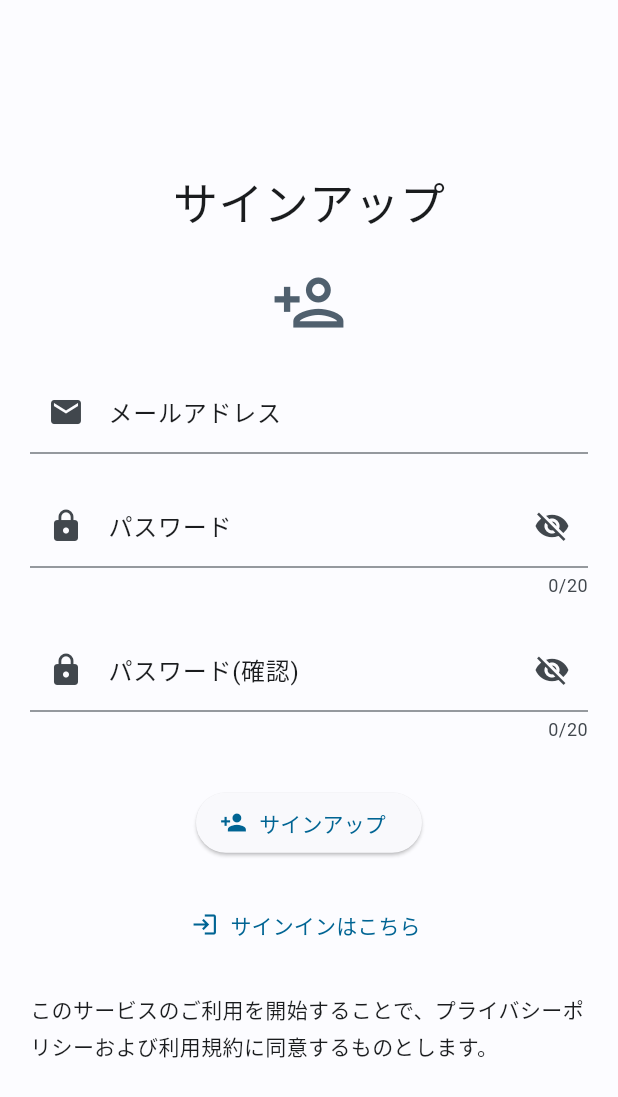
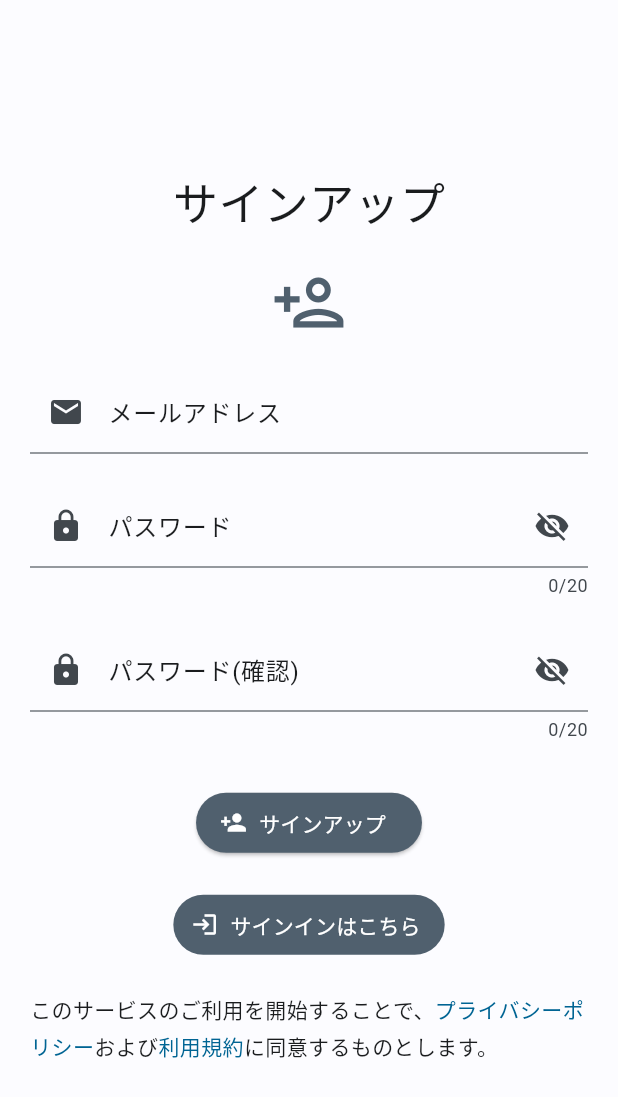
Before and after one commit to dao0203/share_study_app, a Flutter app: the screen it shows after launch, after a tap on "サインイン", after a tap on "アカウントをお持ちでない方はこちら", on a phone screen of 412 x 824 dp. Shown: the top 1097 px of the screen. Run offline on Flutter 3.47's test engine with Material 2 defaults, Android fonts, the phone set to English and light mode, and no system bars; our stand-ins replace flutter_dotenv, flutter_hooks, flutter_markdown, flutter_staggered_animations, flutter_svg, freezed_annotation and 8 more; missing offline and left inert: flutter_email_sender; accounts and stored records are empty; generated files the repository leaves out were written again.

Commit message:
add text recognizer navigating tos and privacy

```diff
--- a/lib/ui/view/onboarding/sign_in/sign_in_screen.dart
+++ b/lib/ui/view/onboarding/sign_in/sign_in_screen.dart
@@ -1,3 +1,4 @@
+import 'package:flutter/gestures.dart';
 import 'package:flutter/material.dart';
 import 'package:flutter_hooks/flutter_hooks.dart';
 import 'package:hooks_riverpod/hooks_riverpod.dart';
@@ -7,6 +8,8 @@ import 'package:share_study_app/ui/components/custom_snack_bar.dart';
 import 'package:share_study_app/ui/state/my_profile_state.dart';
 import 'package:share_study_app/ui/state/splash_state.dart';
 import 'package:share_study_app/ui/view/onboarding/sign_up/sign_up_screen.dart';
+import 'package:share_study_app/ui/view/privacy_policy/privacy_policy_screen.dart';
+import 'package:share_study_app/ui/view/tos/tos_screen.dart';
 
 class SignInScreen extends HookConsumerWidget {
   const SignInScreen({super.key});
@@ -128,7 +131,8 @@ class SignInScreen extends HookConsumerWidget {
                                     text: 'メールアドレスまたはパスワードが間違っています',
                                     icon: Icon(
                                       Icons.error_outline,
-                                    color: Theme.of(context).colorScheme.error,
+                                      color:
+                                          Theme.of(context).colorScheme.error,
                                     ),
                                   ),
                                 );
@@ -139,7 +143,8 @@ class SignInScreen extends HookConsumerWidget {
                                     text: 'サインインに失敗しました',
                                     icon: Icon(
                                       Icons.error_outline,
-                                    color: Theme.of(context).colorScheme.error,
+                                      color:
+                                          Theme.of(context).colorScheme.error,
                                     ),
                                   ),
                                 );
@@ -148,9 +153,20 @@ class SignInScreen extends HookConsumerWidget {
                             });
                           }
                         },
-                      icon: const Icon(Icons.login),
-                      label: const Text('サインイン'),
+                        icon: Icon(
+                          Icons.login,
+                          color: Theme.of(context).colorScheme.onSecondary,
                         ),
+                        label: Text(
+                          'サインイン',
+                          style: TextStyle(
+                            color: Theme.of(context).colorScheme.onSecondary,
+                          ),
+                        ),
+                        style: ElevatedButton.styleFrom(
+                          backgroundColor:
+                              Theme.of(context).colorScheme.secondary,
+                        )),
                     const SizedBox(height: 20),
                     TextButton.icon(
                       onPressed: () {
@@ -160,18 +176,58 @@ class SignInScreen extends HookConsumerWidget {
                           ),
                         );
                       },
-                      icon: const Icon(Icons.person_add),
-                      label: const Text('アカウントをお持ちでない方はこちら'),
+                      icon: Icon(
+                        Icons.person_add,
+                        color: Theme.of(context).colorScheme.onSecondary,
                       ),
-                    const Text.rich(
+                      label: Text(
+                        'アカウントをお持ちでない方はこちら',
+                        style: TextStyle(
+                          color: Theme.of(context).colorScheme.onSecondary,
+                        ),
+                      ),
+                      style: TextButton.styleFrom(
+                        backgroundColor:
+                            Theme.of(context).colorScheme.secondary,
+                      ),
+                    ),
+                    const SizedBox(height: 20),
+                    Text.rich(
                       TextSpan(
-                        style: TextStyle(height: 1.8, letterSpacing: 2),
+                        style: const TextStyle(height: 1.8, letterSpacing: 2),
                         children: [
-                          TextSpan(text: 'このサービスのご利用を開始することで、'),
-                          TextSpan(text: 'プライバシーポリシー'),
-                          TextSpan(text: 'および'),
-                          TextSpan(text: '利用規約'),
-                          TextSpan(text: 'に同意するものとします。'),
+                          const TextSpan(text: 'このサービスのご利用を開始することで、'),
+                          TextSpan(
+                            text: 'プライバシーポリシー',
+                            style: TextStyle(
+                              color: Theme.of(context).colorScheme.surfaceTint,
+                            ),
+                            recognizer: TapGestureRecognizer()
+                              ..onTap = () {
+                                Navigator.of(context).push(
+                                  MaterialPageRoute(
+                                    builder: (context) =>
+                                        const PrivacyPolicyScreen(),
+                                  ),
+                                );
+                              },
+                          ),
+                          const TextSpan(text: 'および'),
+                          TextSpan(
+                            text: '利用規約',
+                            style: TextStyle(
+                              color: Theme.of(context).colorScheme.surfaceTint,
+                            ),
+                            recognizer: TapGestureRecognizer()
+                              ..onTap = () {
+                                Navigator.of(context).push(
+                                  MaterialPageRoute(
+                                    builder: (context) => const TosScreen(),
+                                  ),
+                                );
+                              },
+                          ),
+                          const TextSpan(text: 'に同意するものとします。'),
                         ],
                       ),
                     ),
--- a/lib/ui/view/onboarding/sign_up/sign_up_screen.dart
+++ b/lib/ui/view/onboarding/sign_up/sign_up_screen.dart
@@ -1,3 +1,4 @@
+import 'package:flutter/gestures.dart';
 import 'package:flutter/material.dart';
 import 'package:flutter_hooks/flutter_hooks.dart';
 import 'package:hooks_riverpod/hooks_riverpod.dart';
@@ -6,6 +7,8 @@ import 'package:share_study_app/auth_gate.dart';
 import 'package:share_study_app/data/repository/di/repository_providers.dart';
 import 'package:share_study_app/ui/components/custom_snack_bar.dart';
 import 'package:share_study_app/ui/state/splash_state.dart';
+import 'package:share_study_app/ui/view/privacy_policy/privacy_policy_screen.dart';
+import 'package:share_study_app/ui/view/tos/tos_screen.dart';
 
 class SignUpScreen extends HookConsumerWidget {
   const SignUpScreen({super.key});
@@ -189,27 +192,79 @@ class SignUpScreen extends HookConsumerWidget {
                             });
                           }
                         },
-                        icon: const Icon(Icons.person_add),
-                        label: const Text('サインアップ'),
+                        icon: Icon(
+                          Icons.person_add,
+                          color: Theme.of(context).colorScheme.onSecondary,
+                        ),
+                        label: Text(
+                          'サインアップ',
+                          style: TextStyle(
+                            color: Theme.of(context).colorScheme.onSecondary,
+                          ),
+                        ),
+                        style: ElevatedButton.styleFrom(
+                          backgroundColor:
+                              Theme.of(context).colorScheme.secondary,
+                        ),
                       ),
                       const SizedBox(height: 20),
                       TextButton.icon(
-                        onPressed: () {
-                          Navigator.of(context).pop();
-                        },
-                        icon: const Icon(Icons.login),
-                        label: const Text('サインインはこちら'),
-                      ),
+                          onPressed: () {
+                            Navigator.of(context).pop();
+                          },
+                          icon: Icon(
+                            Icons.login,
+                            color: Theme.of(context).colorScheme.onSecondary,
+                          ),
+                          label: Text(
+                            'サインインはこちら',
+                            style: TextStyle(
+                              color: Theme.of(context).colorScheme.onSecondary,
+                            ),
+                          ),
+                          style: TextButton.styleFrom(
+                            backgroundColor:
+                                Theme.of(context).colorScheme.secondary,
+                          )),
                       const SizedBox(height: 20),
-                      const Text.rich(
+                      Text.rich(
                         TextSpan(
-                          style: TextStyle(height: 1.8),
+                          style: const TextStyle(height: 1.8),
                           children: [
-                            TextSpan(text: 'このサービスのご利用を開始することで、'),
-                            TextSpan(text: 'プライバシーポリシー'),
-                            TextSpan(text: 'および'),
-                            TextSpan(text: '利用規約'),
-                            TextSpan(text: 'に同意するものとします。'),
+                            const TextSpan(text: 'このサービスのご利用を開始することで、'),
+                            TextSpan(
+                              text: 'プライバシーポリシー',
+                              style: TextStyle(
+                                  color: Theme.of(context)
+                                      .colorScheme
+                                      .surfaceTint),
+                              recognizer: TapGestureRecognizer()
+                                ..onTap = () {
+                                  Navigator.of(context).push(
+                                    MaterialPageRoute(
+                                      builder: (context) =>
+                                          const PrivacyPolicyScreen(),
+                                    ),
+                                  );
+                                },
+                            ),
+                            const TextSpan(text: 'および'),
+                            TextSpan(
+                              text: '利用規約',
+                              style: TextStyle(
+                                color:
+                                    Theme.of(context).colorScheme.surfaceTint,
+                              ),
+                              recognizer: TapGestureRecognizer()
+                                ..onTap = () {
+                                  Navigator.of(context).push(
+                                    MaterialPageRoute(
+                                      builder: (context) => const TosScreen(),
+                                    ),
+                                  );
+                                },
+                            ),
+                            const TextSpan(text: 'に同意するものとします。'),
                           ],
                         ),
                       ),
```
Lines whose indentation alone changed are shown as unchanged.
